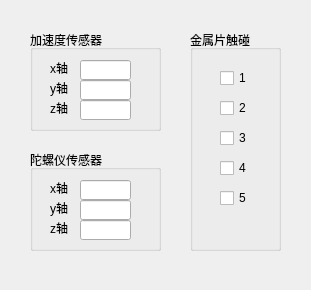
zkkzkk368/srtp_gloves, file sensormonitor.ui: the form before one commit.
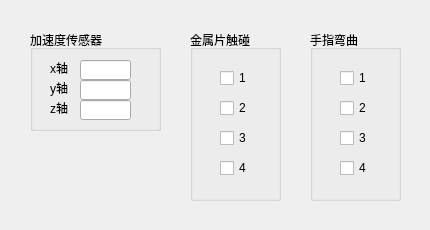
The form after the commit.

Commit message: “传感器状态监视窗口”删除角速度的内容，增加手指弯曲的内容； MainWindow中添加蓝牙数据读取和截取部分，同时更新“传感器状态监视窗口”的内容

Diff of the .ui file:
```diff
--- a/sensormonitor.ui
+++ b/sensormonitor.ui
@@ -2,16 +2,24 @@
 <ui version="4.0">
  <class>SensorMonitor</class>
  <widget class="QWidget" name="SensorMonitor">
+  <property name="geometry">
+   <rect>
+    <x>0</x>
+    <y>0</y>
+    <width>430</width>
+    <height>230</height>
+   </rect>
+  </property>
   <property name="minimumSize">
    <size>
-    <width>311</width>
-    <height>290</height>
+    <width>430</width>
+    <height>230</height>
    </size>
   </property>
   <property name="maximumSize">
    <size>
-    <width>311</width>
-    <height>290</height>
+    <width>430</width>
+    <height>230</height>
    </size>
   </property>
   <property name="windowTitle">
@@ -108,145 +116,131 @@
     </property>
    </widget>
   </widget>
-  <widget class="QGroupBox" name="gbGyroSensor">
-   <property name="geometry">
-    <rect>
-     <x>30</x>
-     <y>150</y>
-     <width>131</width>
-     <height>101</height>
-    </rect>
-   </property>
-   <property name="title">
-    <string>陀螺仪传感器</string>
-   </property>
-   <widget class="QLabel" name="lGyroX">
-    <property name="geometry">
-     <rect>
-      <x>20</x>
-      <y>30</y>
-      <width>31</width>
-      <height>16</height>
-     </rect>
-    </property>
-    <property name="text">
-     <string>x轴</string>
-    </property>
-   </widget>
-   <widget class="QLabel" name="lGyroZ">
-    <property name="geometry">
-     <rect>
-      <x>20</x>
-      <y>70</y>
-      <width>21</width>
-      <height>16</height>
-     </rect>
-    </property>
-    <property name="text">
-     <string>z轴</string>
-    </property>
-   </widget>
-   <widget class="QLineEdit" name="leGyroX">
-    <property name="geometry">
-     <rect>
-      <x>50</x>
-      <y>30</y>
-      <width>51</width>
-      <height>20</height>
-     </rect>
-    </property>
-    <property name="focusPolicy">
-     <enum>Qt::NoFocus</enum>
-    </property>
-   </widget>
-   <widget class="QLineEdit" name="leGyroZ">
-    <property name="geometry">
-     <rect>
-      <x>50</x>
-      <y>70</y>
-      <width>51</width>
-      <height>20</height>
-     </rect>
-    </property>
-    <property name="focusPolicy">
-     <enum>Qt::NoFocus</enum>
-    </property>
-   </widget>
-   <widget class="QLineEdit" name="leGyroY">
-    <property name="geometry">
-     <rect>
-      <x>50</x>
-      <y>50</y>
-      <width>51</width>
-      <height>20</height>
-     </rect>
-    </property>
-    <property name="focusPolicy">
-     <enum>Qt::NoFocus</enum>
-    </property>
-   </widget>
-   <widget class="QLabel" name="lGyroY">
-    <property name="geometry">
-     <rect>
-      <x>20</x>
-      <y>50</y>
-      <width>31</width>
-      <height>16</height>
-     </rect>
-    </property>
-    <property name="text">
-     <string>y轴</string>
-    </property>
-   </widget>
-  </widget>
   <widget class="QGroupBox" name="gbTouchSensor">
    <property name="geometry">
     <rect>
      <x>190</x>
      <y>30</y>
      <width>91</width>
-     <height>221</height>
+     <height>171</height>
     </rect>
    </property>
    <property name="title">
     <string>金属片触碰</string>
    </property>
+   <widget class="QCheckBox" name="cbTouch0">
+    <property name="geometry">
+     <rect>
+      <x>30</x>
+      <y>40</y>
+      <width>41</width>
+      <height>16</height>
+     </rect>
+    </property>
+    <property name="text">
+     <string>1</string>
+    </property>
+    <property name="checkable">
+     <bool>true</bool>
+    </property>
+   </widget>
    <widget class="QCheckBox" name="cbTouch1">
     <property name="geometry">
      <rect>
       <x>30</x>
-      <y>40</y>
+      <y>70</y>
       <width>41</width>
       <height>16</height>
      </rect>
     </property>
     <property name="text">
-     <string>1</string>
+     <string>2</string>
     </property>
     <property name="checkable">
-     <bool>false</bool>
+     <bool>true</bool>
     </property>
    </widget>
    <widget class="QCheckBox" name="cbTouch2">
     <property name="geometry">
      <rect>
       <x>30</x>
-      <y>70</y>
+      <y>100</y>
       <width>41</width>
       <height>16</height>
      </rect>
     </property>
     <property name="text">
-     <string>2</string>
+     <string>3</string>
     </property>
     <property name="checkable">
-     <bool>false</bool>
+     <bool>true</bool>
     </property>
    </widget>
    <widget class="QCheckBox" name="cbTouch3">
     <property name="geometry">
      <rect>
       <x>30</x>
+      <y>130</y>
+      <width>41</width>
+      <height>16</height>
+     </rect>
+    </property>
+    <property name="text">
+     <string>4</string>
+    </property>
+    <property name="checkable">
+     <bool>true</bool>
+    </property>
+   </widget>
+  </widget>
+  <widget class="QGroupBox" name="gbFingerBend">
+   <property name="geometry">
+    <rect>
+     <x>310</x>
+     <y>30</y>
+     <width>91</width>
+     <height>171</height>
+    </rect>
+   </property>
+   <property name="title">
+    <string>手指弯曲</string>
+   </property>
+   <widget class="QCheckBox" name="cbBend0">
+    <property name="geometry">
+     <rect>
+      <x>30</x>
+      <y>40</y>
+      <width>41</width>
+      <height>16</height>
+     </rect>
+    </property>
+    <property name="text">
+     <string>1</string>
+    </property>
+    <property name="checkable">
+     <bool>true</bool>
+    </property>
+   </widget>
+   <widget class="QCheckBox" name="cbBend1">
+    <property name="geometry">
+     <rect>
+      <x>30</x>
+      <y>70</y>
+      <width>41</width>
+      <height>16</height>
+     </rect>
+    </property>
+    <property name="text">
+     <string>2</string>
+    </property>
+    <property name="checkable">
+     <bool>true</bool>
+    </property>
+   </widget>
+   <widget class="QCheckBox" name="cbBend2">
+    <property name="geometry">
+     <rect>
+      <x>30</x>
       <y>100</y>
       <width>41</width>
       <height>16</height>
@@ -256,10 +250,10 @@
      <string>3</string>
     </property>
     <property name="checkable">
-     <bool>false</bool>
+     <bool>true</bool>
     </property>
    </widget>
-   <widget class="QCheckBox" name="cbTouch4">
+   <widget class="QCheckBox" name="cbBend3">
     <property name="geometry">
      <rect>
       <x>30</x>
@@ -272,23 +266,7 @@
      <string>4</string>
     </property>
     <property name="checkable">
-     <bool>false</bool>
-    </property>
-   </widget>
-   <widget class="QCheckBox" name="cbTouch5">
-    <property name="geometry">
-     <rect>
-      <x>30</x>
-      <y>160</y>
-      <width>41</width>
-      <height>16</height>
-     </rect>
-    </property>
-    <property name="text">
-     <string>5</string>
-    </property>
-    <property name="checkable">
-     <bool>false</bool>
+     <bool>true</bool>
     </property>
    </widget>
   </widget>
```
The commit also changes 2 other files.
